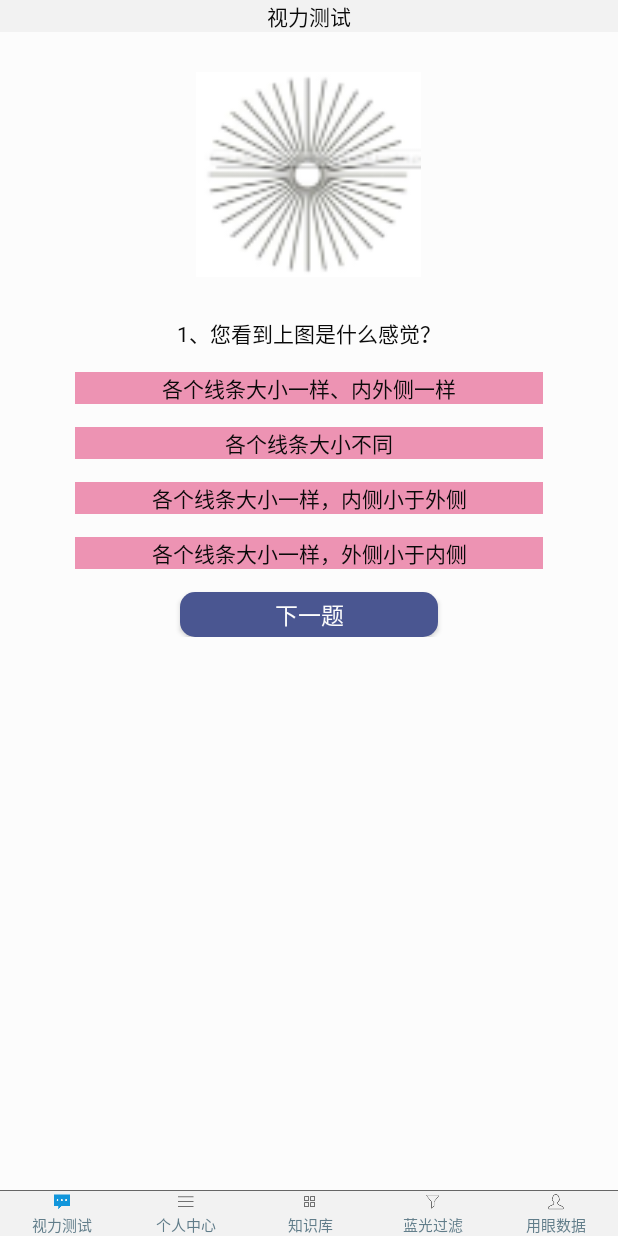
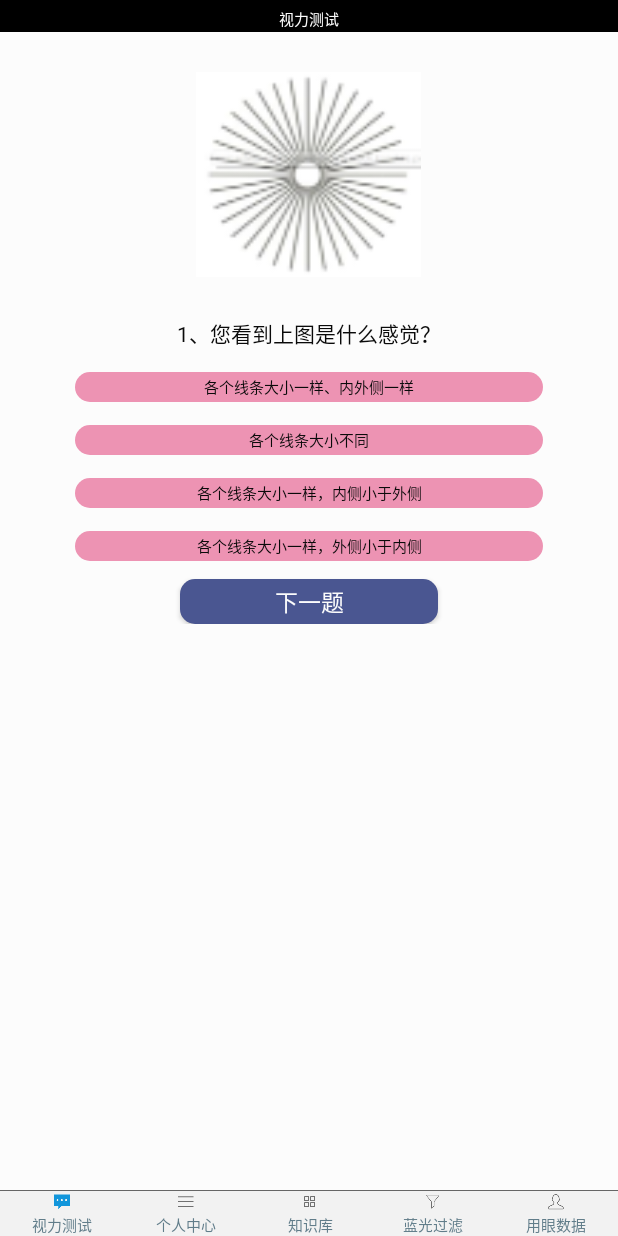
Before and after one commit to lcpandcode/eyeappv1.0, an Android app: the fragment TestAstigmatismFragment placed in its activity, on a phone screen of 412 x 824 dp. Run offline under Robolectric (Android 15) with nearby library versions, the phone set to English and light mode, and no system bars.

Commit message:
1、修改美化了部分界面 2、修改了视力测试部分的部分bug:Fragment隐藏切换问题修复。

```diff
--- a/app/src/main/java/com/bysj/eyeapp/view/MainActivity.java
+++ b/app/src/main/java/com/bysj/eyeapp/view/MainActivity.java
@@ -178,4 +178,5 @@ public class MainActivity extends BaseActivity {
 
 
 
+
 }
--- a/app/src/main/java/com/bysj/eyeapp/view/TestFragment.java
+++ b/app/src/main/java/com/bysj/eyeapp/view/TestFragment.java
@@ -8,15 +8,16 @@ import android.view.LayoutInflater;
 import android.view.View;
 import android.view.ViewGroup;
 import android.widget.RadioGroup;
-import android.widget.Toast;
 
 import java.util.List;
 
 public class TestFragment extends Fragment {
 	//相关组件定义
 	private RadioGroup radioGroup;
+	private FragmentManager fm;
+	BaseActivity activity ;
 
-//	//字符串常量定义处
+	//字符串常量定义处
 	private static final String FRAGMENT_TAB_COLORBIND = "色盲检测";
 	private static final String FRAGMENT_TAB_ASTIGMATISM = "散光检测";
 	private static final String FRAGMENT_TAB_VISION = "明视检测";
@@ -26,17 +27,12 @@ public class TestFragment extends Fragment {
 	public void onCreate(Bundle savedInstanceState) {
 		// TODO Auto-generated method stub
 		super.onCreate(savedInstanceState);
-		//默认创建加载的是色盲测试Fragment（貌似系统直接选择第一个Fragment加载了，所以下面代码可注释掉）
-		//showColorbindFragment();
-
 	}
-
-
-
 
 	@Override
 	public View onCreateView(LayoutInflater inflater, ViewGroup container, Bundle savedInstanceState) {
 		View view= inflater.inflate(R.layout.fragment_test, null);
+		activity = (BaseActivity) getActivity();
 		//初始化
 		init(view);
 		return view;
@@ -49,6 +45,7 @@ public class TestFragment extends Fragment {
 	 * @param view:当前的view。该方法在onCreateView中调用
 	 */
 	private void init(View view){
+		fm = getFragmentManager();
 		//默认加载色盲测试
 		showColorbindFragment();
 		radioGroup = (RadioGroup) view.findViewById(R.id.test_menu);
@@ -60,15 +57,19 @@ public class TestFragment extends Fragment {
 			switch (checkedId) {
 				case R.id.radio_test_colorbind:
 					showColorbindFragment();
+					activity.setTitle(R.string.test_colorbind);
 					break;
 				case R.id.radio_test_astigmatism:
 					showAstigmatismFragment();
+					activity.setTitle(R.string.test_astigmatism);
 					break;
 				case R.id.radio_test_vision:
 					showVisionFragment();
+					activity.setTitle(R.string.test_vision);
 					break;
 				case R.id.radio_test_sensitivity:
 					showSensitivityFragment();
+					activity.setTitle(R.string.test_sensitivity);
 					break;
 
 			}
@@ -81,7 +82,6 @@ public class TestFragment extends Fragment {
 	 * 显示色盲测试界面
 	 */
 	private void showColorbindFragment(){
-		FragmentManager fm = getFragmentManager();
 		FragmentTransaction ft = fm.beginTransaction();
 		//如果Fragment没有被添加，添加Fragment
 		Fragment f = fm.findFragmentByTag(FRAGMENT_TAB_COLORBIND);
@@ -99,7 +99,6 @@ public class TestFragment extends Fragment {
 	 * 显示散光测试界面
 	 */
 	private void showAstigmatismFragment(){
-		FragmentManager fm = getFragmentManager();
 		FragmentTransaction ft = fm.beginTransaction();
 		//如果Fragment没有被添加，添加Fragment
 		Fragment f = fm.findFragmentByTag(FRAGMENT_TAB_ASTIGMATISM);
@@ -116,7 +115,6 @@ public class TestFragment extends Fragment {
 	 * 显示明视测试界面
 	 */
 	private void showVisionFragment(){
-		FragmentManager fm = getFragmentManager();
 		FragmentTransaction ft = fm.beginTransaction();
 		//如果Fragment没有被添加，添加Fragment
 		Fragment f = fm.findFragmentByTag(FRAGMENT_TAB_VISION);
@@ -133,7 +131,6 @@ public class TestFragment extends Fragment {
 	 * 显示敏感度测试界面
 	 */
 	private void showSensitivityFragment(){
-		FragmentManager fm = getFragmentManager();
 		FragmentTransaction ft = fm.beginTransaction();
 		//如果Fragment没有被添加，添加Fragment
 		Fragment f = fm.findFragmentByTag(FRAGMENT_TAB_SENSITIVITY);
@@ -148,25 +145,15 @@ public class TestFragment extends Fragment {
 	}
 
 	/**
-	 * 隐藏当前的Fragment
+	 * 隐藏当前的所有Fragment（除了测试的主页面，否则将会导致页面空白）
 	 */
 	private void hideCurrentFragment(FragmentManager fm,FragmentTransaction ft){
-		Fragment f = getCurrentFragment(fm);
-		if(f==null){
-			return ;
-		}
-		ft.hide(f);
-	}
-	/**
-	 * 获取当前显示的Fragment
-	 */
-	private Fragment getCurrentFragment(FragmentManager fm){
 		List<Fragment> fs = fm.getFragments();
 		for(Fragment f : fs){
-			if(f.isVisible()){
-				return f;
+			if(f.isVisible() && f!=null && f.getId()!=R.id.fragment_test){
+				ft.hide(f);
 			}
 		}
-		return null;
 	}
+
 }
--- /dev/null
+++ b/app/src/main/res/drawable/test_question_option_background.xml
@@ -0,0 +1,9 @@
+<?xml version="1.0" encoding="utf-8"?>
+<!--全局按钮的背景设置：包括圆角，按钮填充的颜色-->
+<shape xmlns:android="http://schemas.android.com/apk/res/android">
+    <solid android:color="@color/test_question_option_background" />
+    <corners android:topLeftRadius="10dp"
+        android:topRightRadius="10dp"
+        android:bottomRightRadius="10dp"
+        android:bottomLeftRadius="10dp"/>
+</shape>
--- a/app/src/main/res/values/colors.xml
+++ b/app/src/main/res/values/colors.xml
@@ -11,12 +11,12 @@
     <color name="global_href_font">#4A5691</color><!--全局连接相关的颜色，例如登录界面的忘记密码，注册等连接字体，为蓝色-->
     <color name="global_line">#666666</color><!--全局线条颜色-->
     <color name="global_background">#F5F5F5</color>
+    <color name="main_background">#FCFCFC</color><!--主界面的颜色：白色-->
 
-    <!--主界面的颜色：白色-->
-    <color name="main_background">#FCFCFC</color>
-    <color name="title_background">#F2F2F2</color>
+    <!--title颜色-->
+    <color name="title_background">#000000</color>
     <color name="title_btn">#38ADFF</color>
-    <color name="title_title">@color/global_label</color>
+    <color name="title_title">#FCFCFC</color>
 
     <!--底部栏（footer)背景颜色-->
     <color name="footer_background">#F2F2F2</color>
--- a/app/src/main/res/values/styles.xml
+++ b/app/src/main/res/values/styles.xml
@@ -112,7 +112,8 @@
     <style name="title_title">
         <item name="android:layout_width">0dp</item>
         <item name="android:layout_weight">1</item>
-        <item name="android:layout_height">wrap_content</item>
+        <item name="android:layout_height">20dp</item>
+        <item name="android:textSize">10dp</item>
         <item name="android:ellipsize">marquee</item>
         <item name="android:gravity">center_horizontal|center</item>
         <item name="android:singleLine">true</item>
@@ -184,20 +185,21 @@
     </style>
     <style name="test_question_option_rbtn">
         <item name="android:layout_width">match_parent</item>
-        <item name="android:layout_height">wrap_content</item>
+        <item name="android:layout_height">20dp</item>
         <item name="android:gravity">center</item>
         <item name="android:textColor">@color/test_question_option_label</item>
         <item name="android:button">@null</item>
-        <item name="android:background">@color/test_question_option_background</item>
+        <item name="android:background">@drawable/test_question_option_background</item>
         <item name="android:layout_marginLeft">50dp</item>
         <item name="android:layout_marginRight">50dp</item>
         <item name="android:layout_marginTop">15dp</item>
+        <item name="android:textSize">10dp</item>
     </style>
     <style name="test_question_btn_next" parent="global_btn">
         <item name="android:layout_width">match_parent</item>
         <item name="android:layout_height">30dp</item>
         <item name="android:textSize">15dp</item>
-        <item name="android:layout_marginTop">15dp</item>
+        <item name="android:layout_marginTop">12dp</item>
         <item name="android:layout_marginLeft">120dp</item>
         <item name="android:layout_marginRight">120dp</item>
         <item name="android:text">下一题</item>
```
